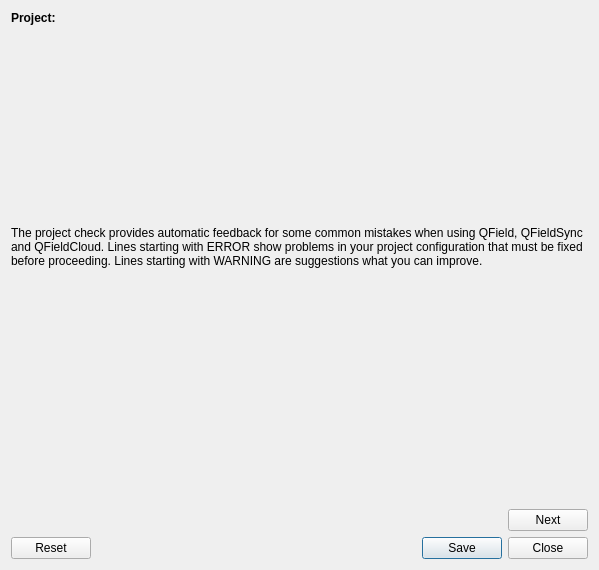
Above: qfieldsync/ui/package_dialog.ui from opengisch/qfieldsync before the change. Below: the same form after it.
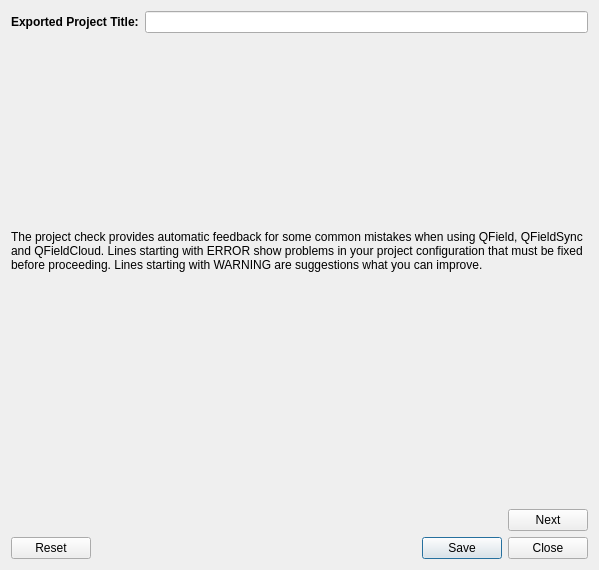
That is the form after the change. Custom widgets are drawn as their Qt base class.

Commit message: Adding the option for specify the project title on the exported packaged QField project

Patch:
```diff
--- a/qfieldsync/ui/package_dialog.ui
+++ b/qfieldsync/ui/package_dialog.ui
@@ -22,7 +22,7 @@
      <item>
       <widget class="QLabel" name="label_2">
        <property name="text">
-        <string>&lt;html&gt;&lt;head/&gt;&lt;body&gt;&lt;p&gt;&lt;span style=&quot; font-weight:600;&quot;&gt;Project:&lt;/span&gt;&lt;/p&gt;&lt;/body&gt;&lt;/html&gt;</string>
+        <string>&lt;html&gt;&lt;head/&gt;&lt;body&gt;&lt;p&gt;&lt;span style=&quot; font-weight:600;&quot;&gt;Exported Project Title:&lt;/span&gt;&lt;/p&gt;&lt;/body&gt;&lt;/html&gt;</string>
        </property>
        <property name="textFormat">
         <enum>Qt::RichText</enum>
@@ -30,7 +30,7 @@
       </widget>
      </item>
      <item>
-      <widget class="QLabel" name="project_lbl">
+      <widget class="QLineEdit" name="new_project_title">
        <property name="sizePolicy">
         <sizepolicy hsizetype="MinimumExpanding" vsizetype="Preferred">
          <horstretch>0</horstretch>
```
The commit also changes 1 other file.
